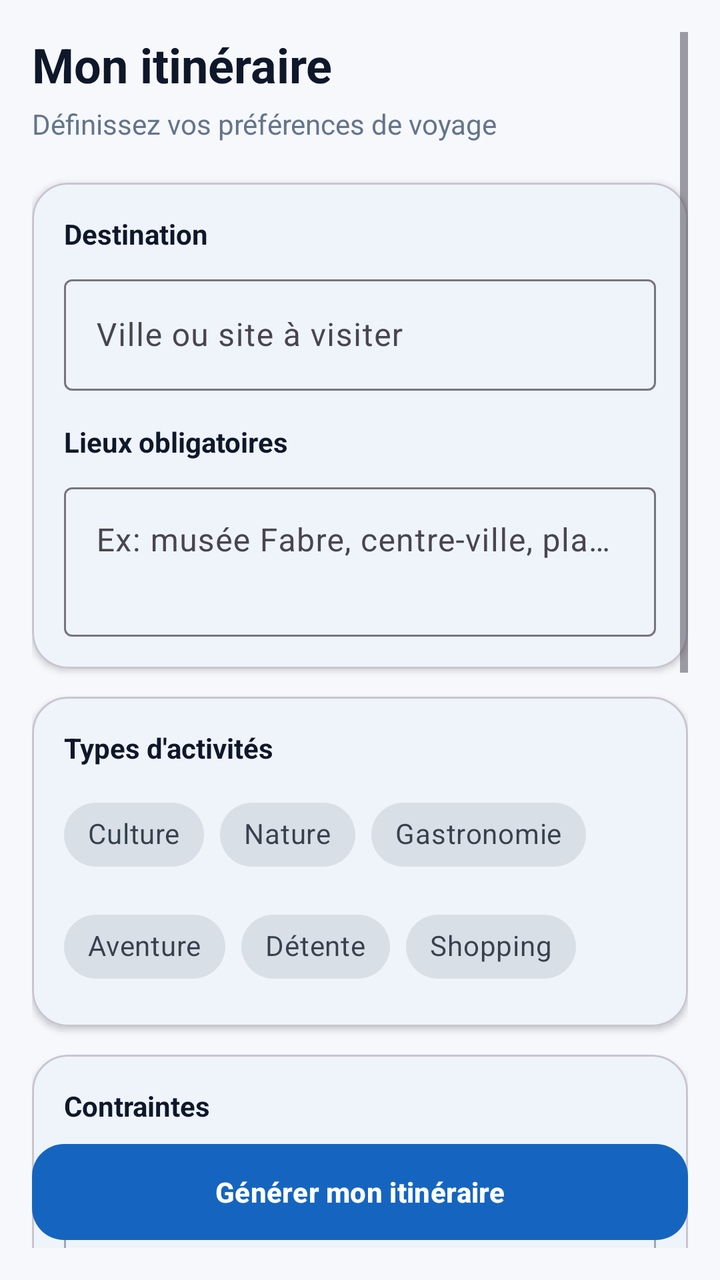
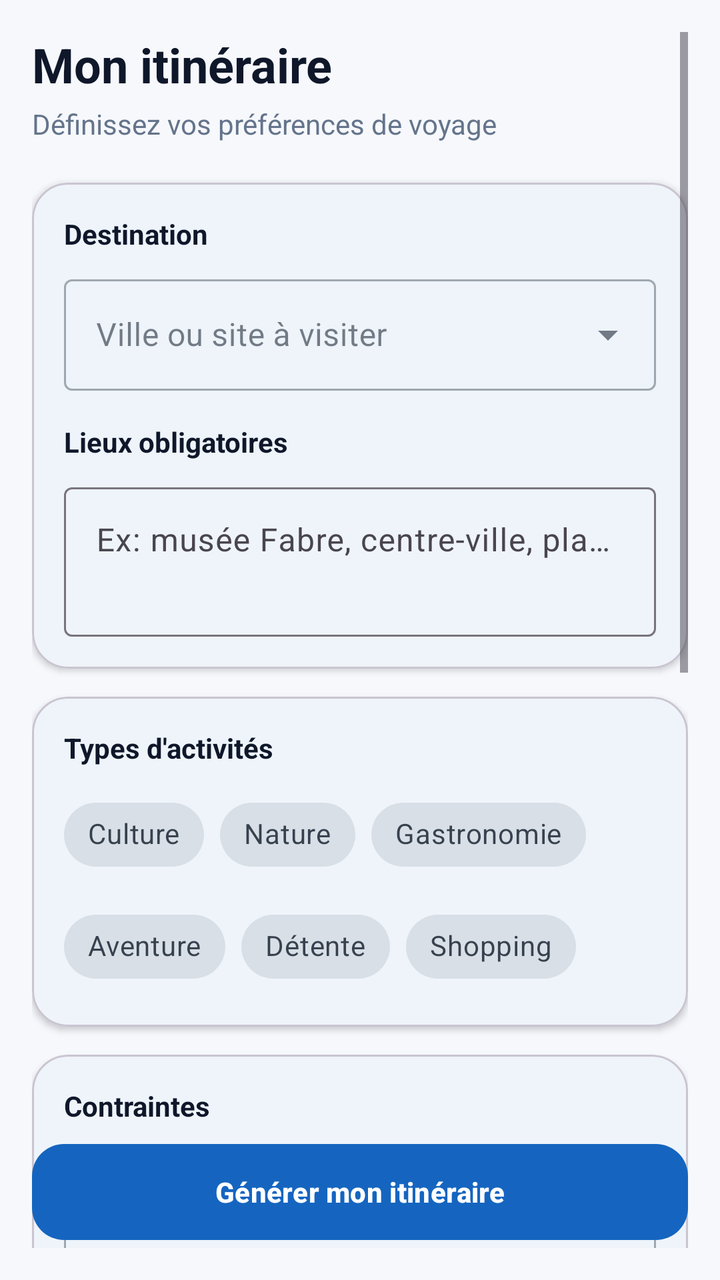

Before-and-after screenshots of an Android layout around one commit, followed by the original layout XML and the change that was made.
<!-- AndroidManifest.xml: application theme Theme.Traveling -->
<!-- res/layout/fragment_preferences.xml -->
<?xml version="1.0" encoding="utf-8"?>
<androidx.coordinatorlayout.widget.CoordinatorLayout
    xmlns:android="http://schemas.android.com/apk/res/android"
    xmlns:app="http://schemas.android.com/apk/res-auto"
    android:layout_width="match_parent"
    android:layout_height="match_parent"
    android:background="#F6F8FC">

    <ScrollView
        android:layout_width="match_parent"
        android:layout_height="match_parent"
        android:padding="16dp"
        android:paddingBottom="96dp">

        <LinearLayout
            android:layout_width="match_parent"
            android:layout_height="wrap_content"
            android:orientation="vertical">

            <TextView
                android:layout_width="match_parent"
                android:layout_height="wrap_content"
                android:text="Mon itinéraire"
                android:textColor="#0F172A"
                android:textSize="24sp"
                android:textStyle="bold" />

            <TextView
                android:layout_width="match_parent"
                android:layout_height="wrap_content"
                android:layout_marginTop="4dp"
                android:text="Définissez vos préférences de voyage"
                android:textColor="#64748B"
                android:textSize="14sp" />

            <com.google.android.material.card.MaterialCardView
                android:layout_width="match_parent"
                android:layout_height="wrap_content"
                android:layout_marginTop="20dp"
                app:cardCornerRadius="18dp"
                app:cardElevation="2dp">

                <LinearLayout
                    android:layout_width="match_parent"
                    android:layout_height="wrap_content"
                    android:orientation="vertical"
                    android:padding="16dp">

                    <TextView
                        android:layout_width="match_parent"
                        android:layout_height="wrap_content"
                        android:text="Destination"
                        android:textColor="#0F172A"
                        android:textStyle="bold" />

                    <com.google.android.material.textfield.TextInputLayout
                        android:layout_width="match_parent"
                        android:layout_height="wrap_content"
                        android:layout_marginTop="8dp"
                        android:hint="Ville ou site à visiter">

                        <com.google.android.material.textfield.TextInputEditText
                            android:id="@+id/inputDestination"
                            android:layout_width="match_parent"
                            android:layout_height="wrap_content"
                            android:singleLine="true" />
                    </com.google.android.material.textfield.TextInputLayout>

                    <TextView
                        android:layout_width="match_parent"
                        android:layout_height="wrap_content"
                        android:layout_marginTop="16dp"
                        android:text="Lieux obligatoires"
                        android:textColor="#0F172A"
                        android:textStyle="bold" />

                    <com.google.android.material.textfield.TextInputLayout
                        android:layout_width="match_parent"
                        android:layout_height="wrap_content"
                        android:layout_marginTop="8dp"
                        android:hint="Ex: musée Fabre, centre-ville, plage...">

                        <com.google.android.material.textfield.TextInputEditText
                            android:id="@+id/inputMustSeePlaces"
                            android:layout_width="match_parent"
                            android:layout_height="wrap_content"
                            android:minLines="2"
                            android:gravity="top" />
                    </com.google.android.material.textfield.TextInputLayout>

                </LinearLayout>
            </com.google.android.material.card.MaterialCardView>

            <com.google.android.material.card.MaterialCardView
                android:layout_width="match_parent"
                android:layout_height="wrap_content"
                android:layout_marginTop="14dp"
                app:cardCornerRadius="18dp"
                app:cardElevation="2dp">

                <LinearLayout
                    android:layout_width="match_parent"
                    android:layout_height="wrap_content"
                    android:orientation="vertical"
                    android:padding="16dp">

                    <TextView
                        android:layout_width="match_parent"
                        android:layout_height="wrap_content"
                        android:text="Types d'activités"
                        android:textColor="#0F172A"
                        android:textStyle="bold" />

                    <com.google.android.material.chip.ChipGroup
                        android:id="@+id/chipGroupActivities"
                        android:layout_width="match_parent"
                        android:layout_height="wrap_content"
                        android:layout_marginTop="10dp"
                        app:singleSelection="false">

                        <com.google.android.material.chip.Chip
                            android:id="@+id/chipCulture"
                            style="@style/Widget.MaterialComponents.Chip.Filter"
                            android:layout_width="wrap_content"
                            android:layout_height="wrap_content"
                            android:text="Culture" />

                        <com.google.android.material.chip.Chip
                            android:id="@+id/chipNature"
                            style="@style/Widget.MaterialComponents.Chip.Filter"
                            android:layout_width="wrap_content"
                            android:layout_height="wrap_content"
                            android:text="Nature" />

                        <com.google.android.material.chip.Chip
                            android:id="@+id/chipFood"
                            style="@style/Widget.MaterialComponents.Chip.Filter"
                            android:layout_width="wrap_content"
                            android:layout_height="wrap_content"
                            android:text="Gastronomie" />

                        <com.google.android.material.chip.Chip
                            android:id="@+id/chipAdventure"
                            style="@style/Widget.MaterialComponents.Chip.Filter"
                            android:layout_width="wrap_content"
                            android:layout_height="wrap_content"
                            android:text="Aventure" />

                        <com.google.android.material.chip.Chip
                            android:id="@+id/chipRelax"
                            style="@style/Widget.MaterialComponents.Chip.Filter"
                            android:layout_width="wrap_content"
                            android:layout_height="wrap_content"
                            android:text="Détente" />

                        <com.google.android.material.chip.Chip
                            android:id="@+id/chipShopping"
                            style="@style/Widget.MaterialComponents.Chip.Filter"
                            android:layout_width="wrap_content"
                            android:layout_height="wrap_content"
                            android:text="Shopping" />

                    </com.google.android.material.chip.ChipGroup>

                </LinearLayout>
            </com.google.android.material.card.MaterialCardView>

            <com.google.android.material.card.MaterialCardView
                android:layout_width="match_parent"
                android:layout_height="wrap_content"
                android:layout_marginTop="14dp"
                app:cardCornerRadius="18dp"
                app:cardElevation="2dp">

                <LinearLayout
                    android:layout_width="match_parent"
                    android:layout_height="wrap_content"
                    android:orientation="vertical"
                    android:padding="16dp">

                    <TextView
                        android:layout_width="match_parent"
                        android:layout_height="wrap_content"
                        android:text="Contraintes"
                        android:textColor="#0F172A"
                        android:textStyle="bold" />

                    <com.google.android.material.textfield.TextInputLayout
                        style="@style/Widget.MaterialComponents.TextInputLayout.OutlinedBox.ExposedDropdownMenu"
                        android:layout_width="match_parent"
                        android:layout_height="wrap_content"
                        android:layout_marginTop="10dp"
                        android:hint="Budget">

                        <AutoCompleteTextView
                            android:id="@+id/dropdownBudget"
                            android:layout_width="match_parent"
                            android:layout_height="wrap_content"
                            android:cursorVisible="false"
                            android:inputType="none" />
                    </com.google.android.material.textfield.TextInputLayout>

                    <com.google.android.material.textfield.TextInputLayout
                        style="@style/Widget.MaterialComponents.TextInputLayout.OutlinedBox.ExposedDropdownMenu"
                        android:layout_width="match_parent"
                        android:layout_height="wrap_content"
                        android:layout_marginTop="10dp"
                        android:hint="Durée">

                        <AutoCompleteTextView
                            android:id="@+id/dropdownDuration"
                            android:layout_width="match_parent"
                            android:layout_height="wrap_content"
                            android:cursorVisible="false"
                            android:inputType="none" />
                    </com.google.android.material.textfield.TextInputLayout>

                    <com.google.android.material.textfield.TextInputLayout
                        style="@style/Widget.MaterialComponents.TextInputLayout.OutlinedBox.ExposedDropdownMenu"
                        android:layout_width="match_parent"
                        android:layout_height="wrap_content"
                        android:layout_marginTop="10dp"
                        android:hint="Niveau d'effort">

                        <AutoCompleteTextView
                            android:id="@+id/dropdownEffort"
                            android:layout_width="match_parent"
                            android:layout_height="wrap_content"
                            android:cursorVisible="false"
                            android:inputType="none" />
                    </com.google.android.material.textfield.TextInputLayout>

                    <com.google.android.material.textfield.TextInputLayout
                        style="@style/Widget.MaterialComponents.TextInputLayout.OutlinedBox.ExposedDropdownMenu"
                        android:layout_width="match_parent"
                        android:layout_height="wrap_content"
                        android:layout_marginTop="10dp"
                        android:hint="Saison préférée">

                        <AutoCompleteTextView
                            android:id="@+id/dropdownSeason"
                            android:layout_width="match_parent"
                            android:layout_height="wrap_content"
                            android:cursorVisible="false"
                            android:inputType="none" />
                    </com.google.android.material.textfield.TextInputLayout>

                </LinearLayout>
            </com.google.android.material.card.MaterialCardView>

            <com.google.android.material.card.MaterialCardView
                android:layout_width="match_parent"
                android:layout_height="wrap_content"
                android:layout_marginTop="14dp"
                android:layout_marginBottom="96dp"
                app:cardCornerRadius="18dp"
                app:cardElevation="2dp">

                <LinearLayout
                    android:layout_width="match_parent"
                    android:layout_height="wrap_content"
                    android:orientation="vertical"
                    android:padding="16dp">

                    <TextView
                        android:layout_width="match_parent"
                        android:layout_height="wrap_content"
                        android:text="Sensibilité météo"
                        android:textColor="#0F172A"
                        android:textStyle="bold" />

                    <com.google.android.material.switchmaterial.SwitchMaterial
                        android:id="@+id/switchAvoidRain"
                        android:layout_width="match_parent"
                        android:layout_height="wrap_content"
                        android:text="Éviter les activités sous la pluie" />

                    <com.google.android.material.switchmaterial.SwitchMaterial
                        android:id="@+id/switchAvoidHeat"
                        android:layout_width="match_parent"
                        android:layout_height="wrap_content"
                        android:text="Éviter les fortes chaleurs" />

                    <com.google.android.material.switchmaterial.SwitchMaterial
                        android:id="@+id/switchAvoidCold"
                        android:layout_width="match_parent"
                        android:layout_height="wrap_content"
                        android:text="Éviter le froid" />

                    <com.google.android.material.switchmaterial.SwitchMaterial
                        android:id="@+id/switchAvoidHumidity"
                        android:layout_width="match_parent"
                        android:layout_height="wrap_content"
                        android:text="Éviter l'humidité" />

                </LinearLayout>
            </com.google.android.material.card.MaterialCardView>

        </LinearLayout>
    </ScrollView>

    <com.google.android.material.button.MaterialButton
        android:id="@+id/buttonGenerateRoute"
        android:layout_width="match_parent"
        android:layout_height="56dp"
        android:layout_gravity="bottom"
        android:layout_margin="16dp"
        android:text="Générer mon itinéraire"
        android:textAllCaps="false"
        android:textStyle="bold"
        app:cornerRadius="16dp" />

</androidx.coordinatorlayout.widget.CoordinatorLayout>
<!-- resources referenced by this layout -->
<resources>
  <style name="Theme.Traveling" parent="Base.Theme.Traveling" />
  <style name="Base.Theme.Traveling" parent="Theme.Material3.DayNight.NoActionBar">
          <item name="colorPrimary">@color/travel_primary</item>
          <item name="colorOnPrimary">@color/travel_on_primary</item>
  
          <item name="colorSecondary">@color/travel_secondary</item>
          <item name="colorOnSecondary">@color/travel_on_secondary</item>
  
          <item name="colorTertiary">@color/travel_tertiary</item>
          <item name="colorOnTertiary">@color/travel_on_tertiary</item>
  
          <item name="android:colorBackground">@color/travel_background</item>
          <item name="colorSurface">@color/travel_surface</item>
          <item name="colorOnSurface">@color/travel_on_surface</item>
      </style>
  <color name="travel_primary">#1565C0</color>
  <color name="travel_on_primary">#FFFFFF</color>
  <color name="travel_secondary">#26A69A</color>
  <color name="travel_on_secondary">#FFFFFF</color>
  <color name="travel_tertiary">#FFB74D</color>
  <color name="travel_on_tertiary">#1F2937</color>
  <color name="travel_background">#F6F9FC</color>
  <color name="travel_surface">#FFFFFF</color>
  <color name="travel_on_surface">#1F2937</color>
</resources>

<!-- the commit's change to res/layout/fragment_preferences.xml (unified diff, before → after) -->
@@ -54,15 +54,18 @@
                         android:textStyle="bold" />
 
                     <com.google.android.material.textfield.TextInputLayout
+                        android:id="@+id/layoutDestination"
+                        style="@style/Widget.MaterialComponents.TextInputLayout.OutlinedBox.ExposedDropdownMenu"
                         android:layout_width="match_parent"
                         android:layout_height="wrap_content"
                         android:layout_marginTop="8dp"
                         android:hint="Ville ou site à visiter">
 
-                        <com.google.android.material.textfield.TextInputEditText
-                            android:id="@+id/inputDestination"
-                            android:layout_width="match_parent"
-                            android:layout_height="wrap_content"
+                        <AutoCompleteTextView
+                            android:id="@+id/dropdownDestination"
+                            android:layout_width="match_parent"
+                            android:layout_height="wrap_content"
+                            android:completionThreshold="2"
                             android:singleLine="true" />
                     </com.google.android.material.textfield.TextInputLayout>
 
